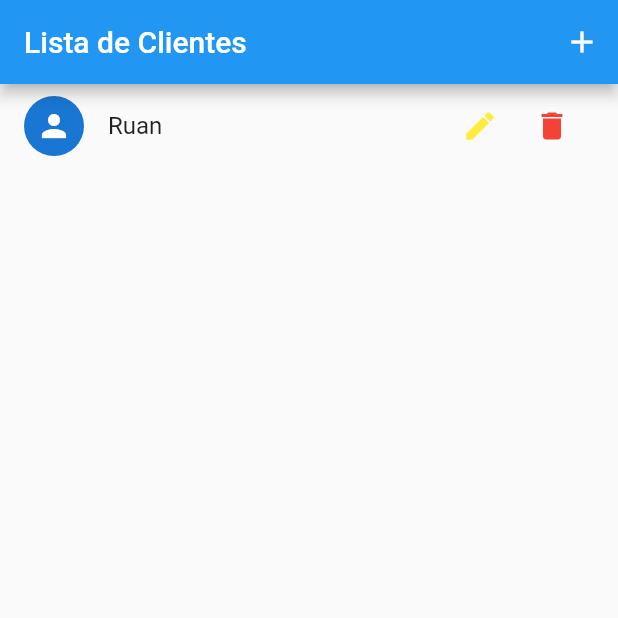
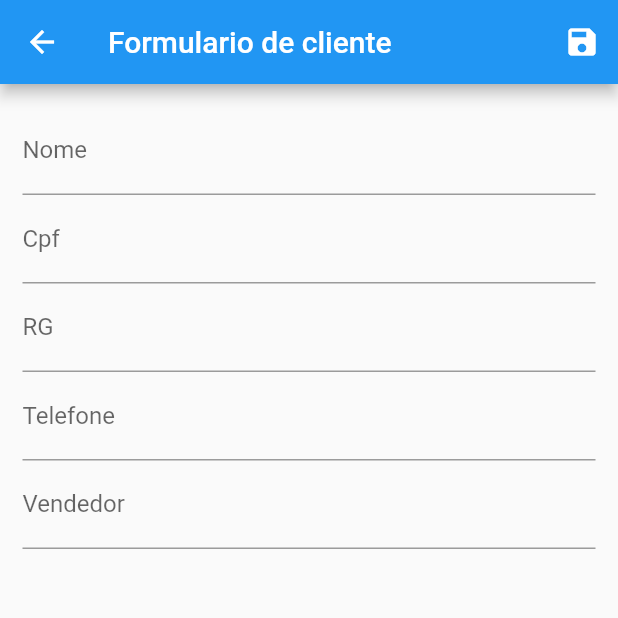
Before and after one commit to Ruan-Hasselmann/Crediario-mobile, a Flutter app: the screen it shows after launch, after a tap on the "edit" icon, on a phone screen of 412 x 824 dp, the top half of it. Run offline on Flutter 3.47's test engine with Material 2 defaults, Android fonts, the phone set to English and light mode, and no system bars.

Commit message:
Sobe antes que o pc morra

```diff
--- a/lib/components/user_tile.dart
+++ b/lib/components/user_tile.dart
@@ -1,4 +1,5 @@
 import 'package:appcrediario/models/user.dart';
+import 'package:appcrediario/routes/app_routes.dart';
 import 'package:flutter/material.dart';
 
 class UserTile extends StatelessWidget {
@@ -15,17 +16,29 @@ class UserTile extends StatelessWidget {
     return ListTile(
       leading: avatar,
       title: Text(user.nome),
+      subtitle: Text(user.id),
       trailing: Container(
-        width: 100,
+        width: 145,
         child: Row(
           children: <Widget>[
             IconButton(
-              onPressed: () {},
+              onPressed: () {
+                Navigator.of(context).pushNamed(
+                  AppRoutes.USER_FORM,
+                  arguments: user,
+                );
+              },
               icon: Icon(Icons.edit),
               color: Colors.yellow,
             ),
             IconButton(
-                onPressed: () {}, icon: Icon(Icons.delete), color: Colors.red)
+                onPressed: () {},
+                icon: Icon(Icons.attach_money),
+                color: Colors.green),
+            IconButton(
+                onPressed: () {},
+                icon: Icon(Icons.add_shopping_cart),
+                color: Colors.cyan)
           ],
         ),
       ),
--- a/lib/main.dart
+++ b/lib/main.dart
@@ -1,4 +1,6 @@
 import 'package:appcrediario/provider/users.dart';
+import 'package:appcrediario/routes/app_routes.dart';
+import 'package:appcrediario/views/user_form.dart';
 import 'package:appcrediario/views/user_list.dart';
 import 'package:flutter/material.dart';
 import 'package:provider/provider.dart';
@@ -23,7 +25,10 @@ class MyApp extends StatelessWidget {
         theme: ThemeData(
             primarySwatch: Colors.blue,
             visualDensity: VisualDensity.adaptivePlatformDensity),
-        home: const UserList(),
+        routes: {
+          AppRoutes.HOME: (_) => const UserList(),
+          AppRoutes.USER_FORM: (_) => UserForm()
+        },
       ),
     );
   }
--- a/lib/models/user.dart
+++ b/lib/models/user.dart
@@ -1,4 +1,3 @@
-
 class User {
   final String id;
   final String nome;
--- a/lib/provider/users.dart
+++ b/lib/provider/users.dart
@@ -1,3 +1,7 @@
+// ignore_for_file: unnecessary_null_comparison, prefer_const_constructors
+
+import 'dart:math';
+
 import 'package:appcrediario/data/dummy_users.dart';
 import 'package:appcrediario/models/user.dart';
 import 'package:flutter/material.dart';
@@ -12,4 +16,40 @@ class Users with ChangeNotifier {
   int get count {
     return _items.length;
   }
+
+  User byIndex(int i) {
+    return _items.values.elementAt(i);
+  }
+
+  void put(User user) {
+    if (user == null) {
+      return;
+    }
+
+    if (user.id != null &&
+        user.id.trim().isEmpty &&
+        _items.containsKey(user.id)) {
+      _items.update(user.id, (_) => user);
+    } else {
+      final id = user.id;
+      _items.putIfAbsent(
+        id,
+        () => User(
+            id: id,
+            cpf: user.cpf,
+            nome: user.nome,
+            rg: user.rg,
+            telefone: user.telefone,
+            vendedor: user.vendedor),
+      );
+    }
+    notifyListeners();
+  }
+
+  void remove(User user) {
+    if (user != null && user.id != null) {
+      _items.remove(user.id);
+      notifyListeners();
+    }
+  }
 }
--- /dev/null
+++ b/lib/routes/app_routes.dart
@@ -0,0 +1,4 @@
+class AppRoutes {
+  static const HOME = '/';
+  static const USER_FORM = '/user-form';
+}
--- /dev/null
+++ b/lib/views/user_form.dart
@@ -0,0 +1,85 @@
+import 'package:flutter/material.dart';
+
+class UserForm extends StatelessWidget {
+  final _form = GlobalKey<FormState>();
+  final Map<String, String> _formData = {};
+
+  @override
+  Widget build(BuildContext context) {
+    return Scaffold(
+      appBar: AppBar(
+        title: Text('Formulario de cliente'),
+        actions: <Widget>[
+          IconButton(
+            onPressed: () {
+              final isValid = _form.currentState!.validate();
+              if (isValid) {
+                _form.currentState!.save();
+                Navigator.of(context).pop();
+              }
+            },
+            icon: Icon(Icons.save),
+          )
+        ],
+      ),
+      body: Padding(
+        padding: EdgeInsets.all(15),
+        child: Form(
+            key: _form,
+            child: Column(
+              children: <Widget>[
+                TextFormField(
+                  decoration: InputDecoration(labelText: 'Nome'),
+                  validator: (value) {
+                    if (value == null || value.isEmpty) {
+                      return 'Nome inválido';
+                    }
+
+                    return null;
+                  },
+                  onSaved: (value) {
+                    print(value);
+                  },
+                ),
+                TextFormField(
+                  decoration: InputDecoration(labelText: 'Cpf'),
+                  validator: (value) {
+                    if (value == null || value.isEmpty) {
+                      return 'Cpf inválido';
+                    }
+                    return null;
+                  },
+                ),
+                TextFormField(
+                  decoration: InputDecoration(labelText: 'RG'),
+                  validator: (value) {
+                    if (value == null || value.isEmpty) {
+                      return 'RG inválido';
+                    }
+                    return null;
+                  },
+                ),
+                TextFormField(
+                  decoration: InputDecoration(labelText: 'Telefone'),
+                  validator: (value) {
+                    if (value == null || value.isEmpty) {
+                      return 'Telefone inválido';
+                    }
+                    return null;
+                  },
+                ),
+                TextFormField(
+                  decoration: InputDecoration(labelText: 'Vendedor'),
+                  validator: (value) {
+                    if (value == null || value.isEmpty) {
+                      return 'Vendedor inválido';
+                    }
+                    return null;
+                  },
+                )
+              ],
+            )),
+      ),
+    );
+  }
+}
--- a/lib/views/user_list.dart
+++ b/lib/views/user_list.dart
@@ -1,24 +1,31 @@
 import 'package:appcrediario/components/user_tile.dart';
-import 'package:appcrediario/data/dummy_users.dart';
+import 'package:appcrediario/models/user.dart';
+import 'package:appcrediario/provider/users.dart';
+import 'package:appcrediario/routes/app_routes.dart';
 import 'package:flutter/material.dart';
+import 'package:provider/provider.dart';
 
 class UserList extends StatelessWidget {
   const UserList({super.key});
 
   @override
   Widget build(BuildContext context) {
-    final users = {...DUMMY_USERS};
+    final Users users = Provider.of(context);
 
     return Scaffold(
         appBar: AppBar(
           title: Text('Lista de Clientes'),
           actions: <Widget>[
-            IconButton(onPressed: () {}, icon: Icon(Icons.add))
+            IconButton(
+                onPressed: () {
+                  Navigator.of(context).pushNamed(AppRoutes.USER_FORM);
+                },
+                icon: Icon(Icons.add))
           ],
         ),
         body: ListView.builder(
-          itemCount: users.length,
-          itemBuilder: (ctx, i) => UserTile(users.values.elementAt(i)),
+          itemCount: users.count,
+          itemBuilder: (ctx, i) => UserTile(users.byIndex(i)),
         ));
   }
 }
```
